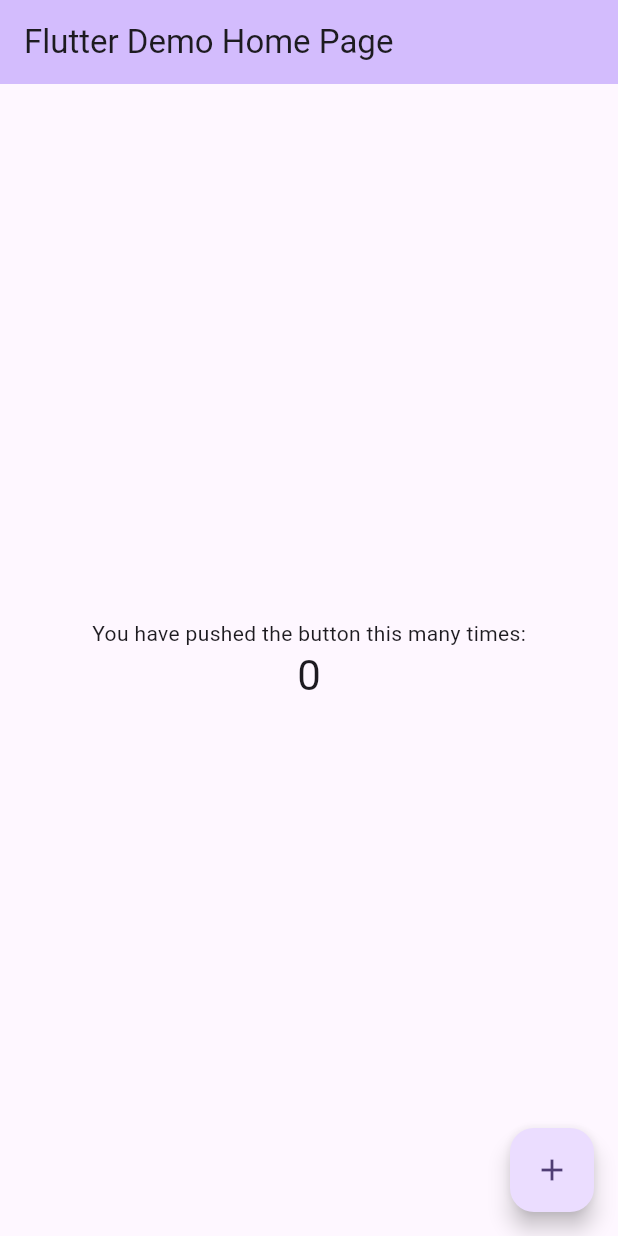
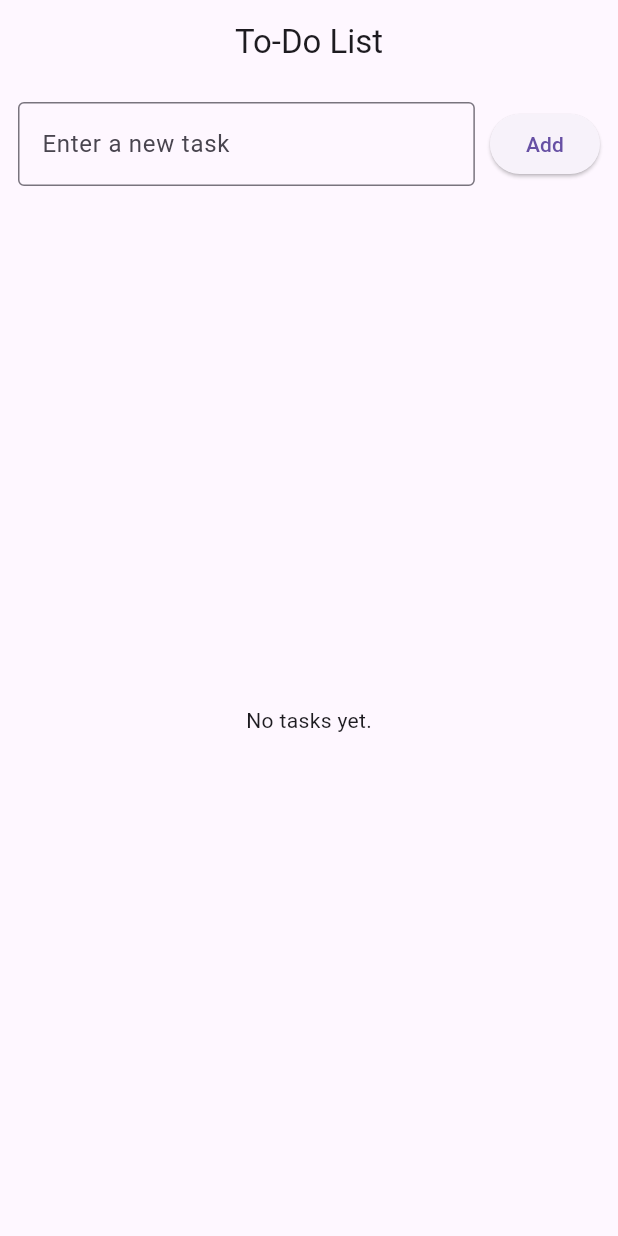
Before and after one commit to NullUmbra/To-Do-List, a Flutter app: the screen it shows after launch, on a phone screen of 412 x 824 dp. Run offline on Flutter 3.47's test engine with Material 3 defaults, Android fonts, the phone set to English and light mode, and no system bars.

Commit message:
Implemented a basic code in main file

```diff
--- a/lib/main.dart
+++ b/lib/main.dart
@@ -1,122 +1,114 @@
 import 'package:flutter/material.dart';
 
-void main() {
-  runApp(const MyApp());
-}
+void main() => runApp(ToDoApp());
 
-class MyApp extends StatelessWidget {
-  const MyApp({super.key});
-
-  // This widget is the root of your application.
+class ToDoApp extends StatelessWidget {
   @override
   Widget build(BuildContext context) {
     return MaterialApp(
-      title: 'Flutter Demo',
-      theme: ThemeData(
-        // This is the theme of your application.
-        //
-        // TRY THIS: Try running your application with "flutter run". You'll see
-        // the application has a purple toolbar. Then, without quitting the app,
-        // try changing the seedColor in the colorScheme below to Colors.green
-        // and then invoke "hot reload" (save your changes or press the "hot
-        // reload" button in a Flutter-supported IDE, or press "r" if you used
-        // the command line to start the app).
-        //
-        // Notice that the counter didn't reset back to zero; the application
-        // state is not lost during the reload. To reset the state, use hot
-        // restart instead.
-        //
-        // This works for code too, not just values: Most code changes can be
-        // tested with just a hot reload.
-        colorScheme: ColorScheme.fromSeed(seedColor: Colors.deepPurple),
-      ),
-      home: const MyHomePage(title: 'Flutter Demo Home Page'),
+      title: 'To-Do List',
+      theme: ThemeData(primarySwatch: Colors.indigo),
+      home: ToDoHome(),
     );
   }
 }
 
-class MyHomePage extends StatefulWidget {
-  const MyHomePage({super.key, required this.title});
-
-  // This widget is the home page of your application. It is stateful, meaning
-  // that it has a State object (defined below) that contains fields that affect
-  // how it looks.
-
-  // This class is the configuration for the state. It holds the values (in this
-  // case the title) provided by the parent (in this case the App widget) and
-  // used by the build method of the State. Fields in a Widget subclass are
-  // always marked "final".
-
-  final String title;
-
+class ToDoHome extends StatefulWidget {
   @override
-  State<MyHomePage> createState() => _MyHomePageState();
+  _ToDoHomeState createState() => _ToDoHomeState();
 }
 
-class _MyHomePageState extends State<MyHomePage> {
-  int _counter = 0;
+class _ToDoHomeState extends State<ToDoHome> {
+  final List<Map<String, dynamic>> _tasks = [];
+  final TextEditingController _controller = TextEditingController();
 
-  void _incrementCounter() {
+  void _addTask(String task) {
+    if (task.isEmpty) return;
     setState(() {
-      // This call to setState tells the Flutter framework that something has
-      // changed in this State, which causes it to rerun the build method below
-      // so that the display can reflect the updated values. If we changed
-      // _counter without calling setState(), then the build method would not be
-      // called again, and so nothing would appear to happen.
-      _counter++;
+      _tasks.add({'task': task, 'done': false});
+      _controller.clear();
+    });
+  }
+
+  void _toggleTask(int index) {
+    setState(() {
+      _tasks[index]['done'] = !_tasks[index]['done'];
+    });
+  }
+
+  void _removeTask(int index) {
+    setState(() {
+      _tasks.removeAt(index);
     });
   }
 
   @override
   Widget build(BuildContext context) {
-    // This method is rerun every time setState is called, for instance as done
-    // by the _incrementCounter method above.
-    //
-    // The Flutter framework has been optimized to make rerunning build methods
-    // fast, so that you can just rebuild anything that needs updating rather
-    // than having to individually change instances of widgets.
     return Scaffold(
-      appBar: AppBar(
-        // TRY THIS: Try changing the color here to a specific color (to
-        // Colors.amber, perhaps?) and trigger a hot reload to see the AppBar
-        // change color while the other colors stay the same.
-        backgroundColor: Theme.of(context).colorScheme.inversePrimary,
-        // Here we take the value from the MyHomePage object that was created by
-        // the App.build method, and use it to set our appbar title.
-        title: Text(widget.title),
+      appBar: AppBar(title: Text('To-Do List'), centerTitle: true),
+      body: Column(
+        children: [
+          Padding(
+            padding: EdgeInsets.all(12),
+            child: Row(
+              children: [
+                Expanded(
+                  child: TextField(
+                    controller: _controller,
+                    decoration: InputDecoration(
+                      hintText: 'Enter a new task',
+                      border: OutlineInputBorder(),
+                    ),
+                    onSubmitted: _addTask,
+                  ),
+                ),
+                SizedBox(width: 10),
+                ElevatedButton(
+                  onPressed: () => _addTask(_controller.text),
+                  child: Text('Add'),
+                ),
+              ],
+            ),
+          ),
+          Expanded(
+            child: _tasks.isEmpty
+                ? Center(child: Text('No tasks yet.'))
+                : ListView.builder(
+                    itemCount: _tasks.length,
+                    itemBuilder: (context, index) {
+                      final task = _tasks[index];
+                      return Dismissible(
+                        key: UniqueKey(),
+                        onDismissed: (_) => _removeTask(index),
+                        background: Container(
+                          color: Colors.red,
+                          alignment: Alignment.centerLeft,
+                          padding: EdgeInsets.only(left: 20),
+                          child: Icon(Icons.delete, color: Colors.white),
+                        ),
+                        child: ListTile(
+                          title: Text(
+                            task['task'],
+                            style: TextStyle(
+                              decoration: task['done']
+                                  ? TextDecoration.lineThrough
+                                  : TextDecoration.none,
+                            ),
+                          ),
+                          trailing: Icon(
+                            task['done']
+                                ? Icons.check_box
+                                : Icons.check_box_outline_blank,
+                            color: task['done'] ? Colors.green : null,
+                          ),
+                          onTap: () => _toggleTask(index),
+                        ),
+                      );
+                    },
+                  ),
+          ),
+        ],
       ),
-      body: Center(
-        // Center is a layout widget. It takes a single child and positions it
-        // in the middle of the parent.
-        child: Column(
-          // Column is also a layout widget. It takes a list of children and
-          // arranges them vertically. By default, it sizes itself to fit its
-          // children horizontally, and tries to be as tall as its parent.
-          //
-          // Column has various properties to control how it sizes itself and
-          // how it positions its children. Here we use mainAxisAlignment to
-          // center the children vertically; the main axis here is the vertical
-          // axis because Columns are vertical (the cross axis would be
-          // horizontal).
-          //
-          // TRY THIS: Invoke "debug painting" (choose the "Toggle Debug Paint"
-          // action in the IDE, or press "p" in the console), to see the
-          // wireframe for each widget.
-          mainAxisAlignment: MainAxisAlignment.center,
-          children: <Widget>[
-            const Text('You have pushed the button this many times:'),
-            Text(
-              '$_counter',
-              style: Theme.of(context).textTheme.headlineMedium,
-            ),
-          ],
-        ),
-      ),
-      floatingActionButton: FloatingActionButton(
-        onPressed: _incrementCounter,
-        tooltip: 'Increment',
-        child: const Icon(Icons.add),
-      ), // This trailing comma makes auto-formatting nicer for build methods.
     );
   }
 }
```
